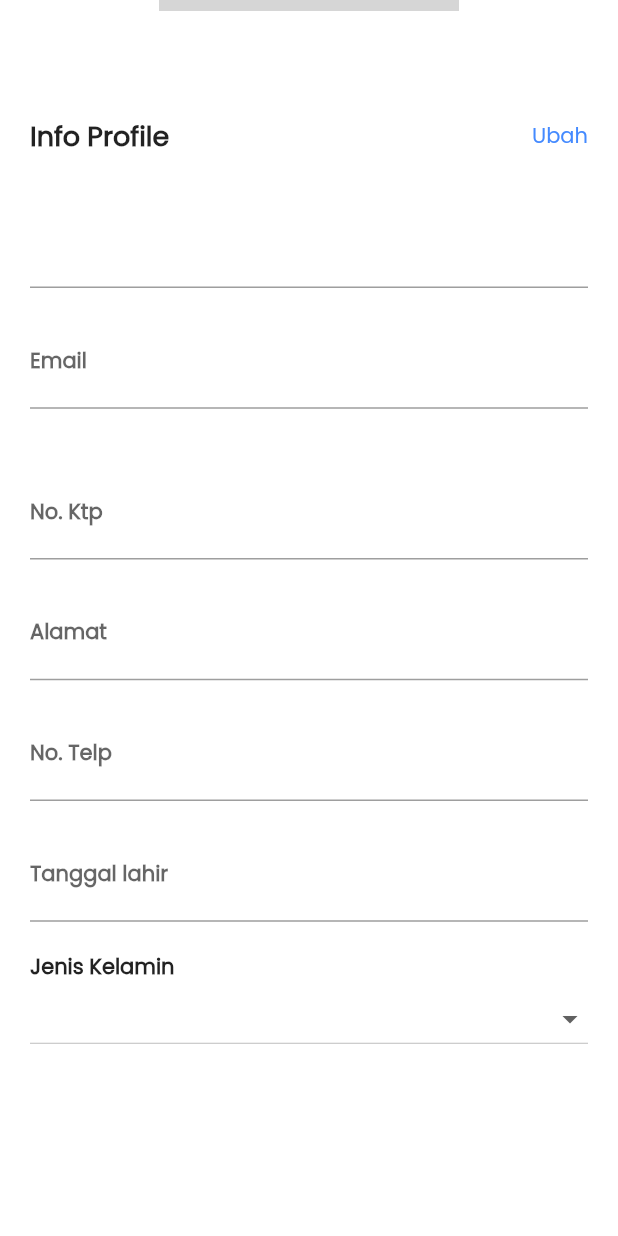
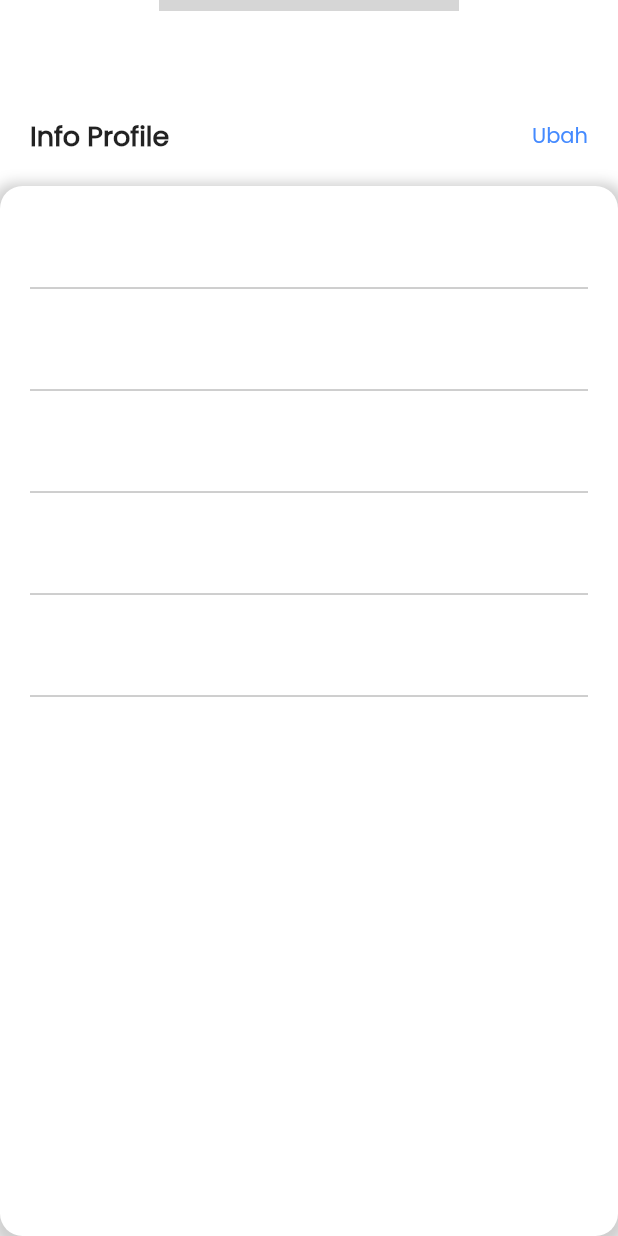
Before and after one commit to arrapiii/flutter_ujilevel, a Flutter app: the Profile screen opened directly, scrolled down 311 dp, on a phone screen of 412 x 824 dp. Run offline on Flutter 3.47's test engine with Material 2 defaults, Android fonts, the light colour scheme and no system bars; our stand-ins replace flutter_holo_date_picker, google_fonts, loading_animation_widget, lottie, shared_preferences; accounts and stored records are empty; grey boxes are pictures that could not be loaded.

Commit message:
finish profile

```diff
--- a/lib/Pages/ProfilePage.dart
+++ b/lib/Pages/ProfilePage.dart
@@ -101,27 +101,39 @@ class _ProfileState extends State<Profile> {
             child: Container(
               height: 700,
               decoration: BoxDecoration(
-                  color: Colors.white, borderRadius: BorderRadius.circular(15)),
+                  color: Colors.white, borderRadius: BorderRadius.circular(15),
+                  boxShadow: [
+              BoxShadow(
+                color: Colors.grey.withOpacity(0.5),
+                spreadRadius: 5,
+                blurRadius: 7,
+                offset: Offset(0, 3),
+              ),
+            ],),
               child: Padding(
                 padding: const EdgeInsets.all(20),
                 child: Column(
                   children: [
-                     TextField(
+                    TextField(
+                      enabled: false,
                       decoration: InputDecoration(
                           // contentPadding: EdgeInsets.symmetric(horizontal: 10), ini buat ngasih jarak text
-                          border: UnderlineInputBorder(),
-                          labelText: widget.profile['namasiswa'], ///cara nampilin DATAAAAAAAAAAAAAAAAAAAAAAAAAAAAAAAAAAAAAAAAAA!!!!!!!!!!!!!!
+                          border: UnderlineInputBorder(
+                            borderSide: BorderSide()
+                          ),
+                          labelText: widget.profile['namasiswa'],
                           labelStyle: TextStyle(
                               fontWeight: FontWeight.w900, fontSize: 14)),
                     ),
                     const SizedBox(
                       height: 20,
                     ),
-                    const TextField(
+                    TextField(
+                      enabled: false,
                       decoration: InputDecoration(
                           // contentPadding: EdgeInsets.symmetric(horizontal: 10), ini buat ngasih jarak text
                           border: UnderlineInputBorder(),
-                          labelText: 'Email',
+                          labelText: widget.profile['kelas'],
                           labelStyle: TextStyle(
                               fontWeight: FontWeight.w900, fontSize: 14)),
                     ),
@@ -144,83 +156,86 @@ class _ProfileState extends State<Profile> {
                     //     obscureText: password,
 
                     // ),
-                    const SizedBox(
-                      height: 20,
-                    ),
-                    const TextField(
+                    // const SizedBox(
+                    //   height: 20,
+                    // ),
+                    TextField(
+                      enabled: false,
                       decoration: InputDecoration(
                           // contentPadding: EdgeInsets.symmetric(horizontal: 10), ini buat ngasih jarak text
                           border: UnderlineInputBorder(),
-                          labelText: 'No. Ktp',
+                          labelText: widget.profile['tempatlahir'],
                           labelStyle: TextStyle(
                               fontWeight: FontWeight.w900, fontSize: 14)),
                     ),
                     const SizedBox(
                       height: 20,
                     ),
-                    const TextField(
+                    TextField(
+                      enabled: false,
                       decoration: InputDecoration(
                           // contentPadding: EdgeInsets.symmetric(horizontal: 10), ini buat ngasih jarak text
                           border: UnderlineInputBorder(),
-                          labelText: 'Alamat',
+                          labelText: widget.profile['tanggallahir'],
                           labelStyle: TextStyle(
                               fontWeight: FontWeight.w900, fontSize: 14)),
                     ),
                     const SizedBox(
                       height: 20,
                     ),
-                    const TextField(
+                    TextField(
+                      enabled: false,
                       decoration: InputDecoration(
                           // contentPadding: EdgeInsets.symmetric(horizontal: 10), ini buat ngasih jarak text
                           border: UnderlineInputBorder(),
-                          labelText: 'No. Telp',
+                          labelText: widget.profile['jeniskelamin'],
                           labelStyle: TextStyle(
                               fontWeight: FontWeight.w900, fontSize: 14)),
                     ),
                     const SizedBox(
                       height: 20,
                     ),
-                    const TextField(
-                      decoration: InputDecoration(
-                          // contentPadding: EdgeInsets.symmetric(horizontal: 10), ini buat ngasih jarak text
-                          border: UnderlineInputBorder(),
-                          labelText: 'Tanggal lahir',
-                          labelStyle: TextStyle(
-                              fontWeight: FontWeight.w900, fontSize: 14)),
-                    ),
-                    const SizedBox(
-                      height: 20,
-                    ),
-                    Column(
-                      crossAxisAlignment: CrossAxisAlignment.start,
-                      children: [
-                        const Text(
-                          'Jenis Kelamin',
-                          style: TextStyle(
-                            fontWeight: FontWeight.bold,
-                            fontSize: 14,
-                          ),
-                        ),
-                        Container(
-                          child: DropdownButton<JenisKelamin?>(
-                            onChanged: (value) {
-                              setState(() {
-                                selectedValue = value;
-                              });
-                            },
-                            isExpanded: true,
-                            value: selectedValue,
-                            items: jenis
-                                .map<DropdownMenuItem<JenisKelamin?>>((e) =>
-                                    DropdownMenuItem(
-                                      child: Text((e?.name ?? ' ').toString()),
-                                      value: e,
-                                    ))
-                                .toList(),
-                          ),
-                        ),
-                      ],
-                    )
+                    // const TextField(
+                    //   decoration: InputDecoration(
+                    //       // contentPadding: EdgeInsets.symmetric(horizontal: 10), ini buat ngasih jarak text
+                    //       border: UnderlineInputBorder(),
+                    //       labelText: 'Tanggal lahir',
+                    //       labelStyle: TextStyle(
+                    //           fontWeight: FontWeight.w900, fontSize: 14)),
+                    // ),
+                    // const SizedBox(
+                    //   height: 20,
+                    // ),
+                    // Column(
+                    //   crossAxisAlignment: CrossAxisAlignment.start,
+                    //   children: [
+                    //     const Text(
+                    //       'Jenis Kelamin',
+                    //       style: TextStyle(
+                    //         fontWeight: FontWeight.bold,
+                    //         fontSize: 14,
+                    //       ),
+                    //     ),
+                    //     Container(
+                    //       child: DropdownButton<JenisKelamin?>(
+                    //         onChanged: (value) {
+                    //           setState(() {
+                    //             selectedValue = value;
+                    //           });
+                    //         },
+                    //         isExpanded: true,
+                    //         value: selectedValue,
+                    //         items: jenis
+                    //             .map<DropdownMenuItem<JenisKelamin?>>((e) =>
+                    //                 DropdownMenuItem(
+                    //                   child: Text((e?.name ?? ' ').toString()),
+                    //                   value: e,
+                    //                 ))
+                    //             .toList(),
+                    //       ),
+                    //     ),
+                    //   ],
+                    // )
                   ],
                 ),
               ),
```
